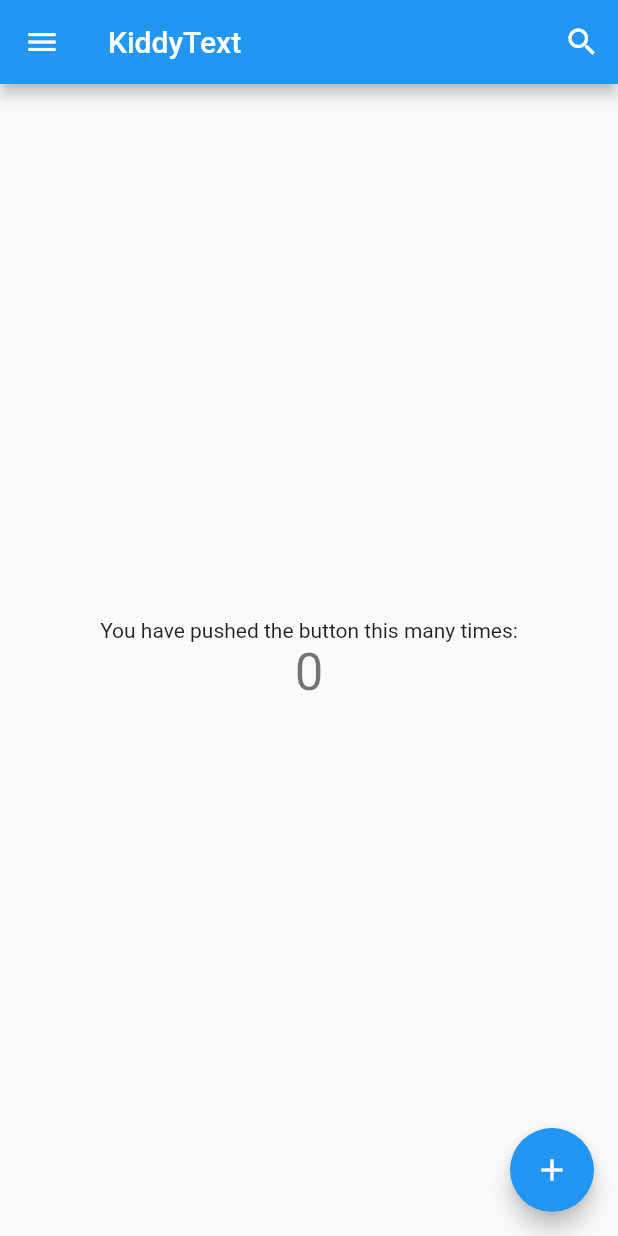
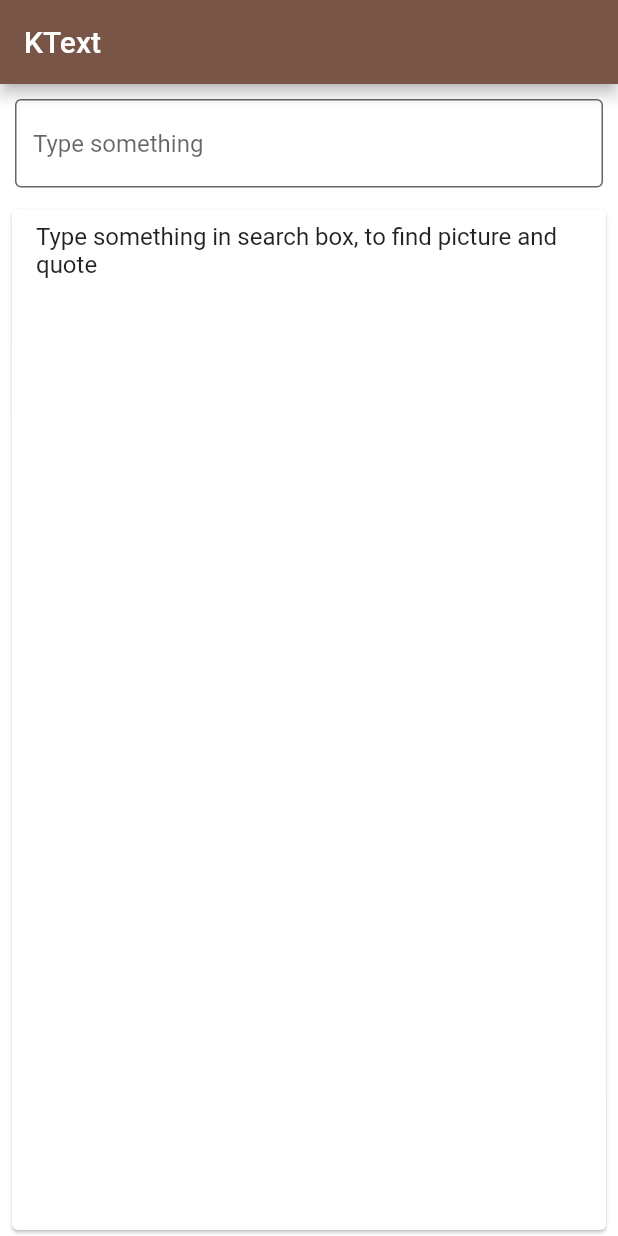
Before and after one commit to ldarren/kiddytext, a Flutter app: the screen it shows after launch, on a phone screen of 412 x 824 dp. Run offline on Flutter 3.47's test engine with Material 2 defaults, Android fonts, the light colour scheme and no system bars; our stand-ins replace flutter_tts; missing offline and left inert: profanity_filter.

Commit message:
Bloc Provider Branch (#1)
* added providers

* added profanity check and tts

* release preview

* fixed image size, fixed bgcolor, added citation

* 1.0.3 update

```diff
--- /dev/null
+++ b/lib/m/photo.dart
@@ -0,0 +1,55 @@
+import 'package:flutter/material.dart';
+
+class Photo{
+  String id;
+  Color bgcolor;
+  Color color;
+  String small;
+  String large;
+  String name;
+  String description;
+  String author;
+  String username;
+  int width;
+  int height;
+
+  Photo({
+    this.id,
+    this.bgcolor,
+    this.color,
+    this.small,
+    this.large,
+    this.name,
+    this.description,
+    this.width,
+    this.height,
+    this.author,
+    this.username
+  });
+
+  factory Photo.fromJson(json){
+    Color bgcolor = Color(int.parse(json['color'].replaceAll('#', '0xff')));
+    Color color = bgcolor.computeLuminance() > 0.5 ? Colors.black : Colors.white;
+    return Photo(
+      id: json['id'],
+      bgcolor: bgcolor,
+      color: color,
+      small: json['urls']['small'],
+      large: json['urls']['regular'],
+      name: json['alt_description'] ,
+      description: json['description'],
+      width: json['width'],
+      height: json['height'],
+      author: json['user']['name'],
+      username: json['user']['username'],
+    );
+  }
+
+  @override
+  bool operator == (Object other) => identical(this, other) || other is Photo && runtimeType == other.runtimeType && id == other.id;
+
+  @override
+  int get hashCode => id.hashCode;
+
+  String get text => name ?? description ?? 'No Description';
+}
--- a/lib/main.dart
+++ b/lib/main.dart
@@ -1,167 +1,30 @@
 import 'package:flutter/material.dart';
-import 'package:http/http.dart' as http;
-import 'dart:convert';
-import 'dart:async';
-import './cfg.dart';
+import 'package:kiddytext/v/home_screen.dart';
+import 'package:kiddytext/v/main_screen.dart';
+import 'package:kiddytext/vm/photos_bloc.dart';
+import 'package:provider/provider.dart';
 
-void main() => runApp(MyApp());
+main() => runApp(KiddyText());
 
-class MyApp extends StatelessWidget {
-  // This widget is the root of your application.
+class KiddyText extends StatelessWidget{
+  final String title = 'KText';
+
   @override
-  Widget build(BuildContext context) {
-    return MaterialApp(
-      title: 'KiddyText',
-      theme: ThemeData(
-        // This is the theme of your application.
-        //
-        // Try running your application with "flutter run". You'll see the
-        // application has a blue toolbar. Then, without quitting the app, try
-        // changing the primarySwatch below to Colors.green and then invoke
-        // "hot reload" (press "r" in the console where you ran "flutter run",
-        // or simply save your changes to "hot reload" in a Flutter IDE).
-        // Notice that the counter didn't reset back to zero; the application
-        // is not restarted.
-        primarySwatch: Colors.blue,
+  Widget build(BuildContext ctx){
+    return MultiProvider(
+      providers: [
+        ChangeNotifierProvider<PhotosBloc>(create: (_) => PhotosBloc())
+      ],
+      child: MaterialApp(
+        title: title,
+        theme: ThemeData(primarySwatch: Colors.brown),
+        initialRoute: '/',
+        routes: {
+          '/': (ctx) => HomeScreen(title: title),
+          '/list': (ctx) => MainScreen(title: title)
+        },
+        debugShowCheckedModeBanner: false
       ),
-      home: MyHomePage(title: 'Kiddy Text'),
     );
   }
 }
-
-class MyHomePage extends StatefulWidget {
-  MyHomePage({Key key, this.title}) : super(key: key);
-
-  // This widget is the home page of your application. It is stateful, meaning
-  // that it has a State object (defined below) that contains fields that affect
-  // how it looks.
-
-  // This class is the configuration for the state. It holds the values (in this
-  // case the title) provided by the parent (in this case the App widget) and
-  // used by the build method of the State. Fields in a Widget subclass are
-  // always marked "final".
-
-  final String title;
-
-  @override
-  _MyHomePageState createState() => _MyHomePageState();
-}
-
-class _MyHomePageState extends State<MyHomePage> {
-  int _counter = 0;
-  String _search = "earth";
-  Cfg _cfg;
-  List _data;
-  Icon icoSearch = Icon(Icons.search);
-  Widget txtSearch = Text("KiddyText");
-
-  @override
-  void initState(){
-    super.initState();
-    loadCfg("cfg.json");
-  }
-
-  void loadCfg(path) async{
-    _cfg = await Cfg.load(path);
-  }
-
-  void _incrementCounter() async {
-    try{
-      var response= await http.get('https://api.unsplash.com/search/photos?per_page=1&client_id=${_cfg.unsplashKey}&query=${_search}');
-      var converted = json.decode(response.body);
-
-      setState(() {
-        _data=converted['results'];
-      });
-    }
-    catch(e){}
-
-    setState(() {
-      // This call to setState tells the Flutter framework that something has
-      // changed in this State, which causes it to rerun the build method below
-      // so that the display can reflect the updated values. If we changed
-      // _counter without calling setState(), then the build method would not be
-      // called again, and so nothing would appear to happen.
-      _counter++;
-    });
-  }
-
-  @override
-  Widget build(BuildContext context) {
-    // This method is rerun every time setState is called, for instance as done
-    // by the _incrementCounter method above.
-    //
-    // The Flutter framework has been optimized to make rerunning build methods
-    // fast, so that you can just rebuild anything that needs updating rather
-    // than having to individually change instances of widgets.
-    return Scaffold(
-      appBar: AppBar(
-        // Here we take the value from the MyHomePage object that was created by
-        // the App.build method, and use it to set our appbar title.
-        title: txtSearch,
-        leading: IconButton(
-          onPressed: (){},
-          tooltip: 'menu',
-          icon: Icon(Icons.menu)
-        ),
-        actions: <Widget>[
-          IconButton(
-            icon: icoSearch,
-            onPressed: (){
-              setState(() {
-                if (icoSearch.icon == Icons.search){
-                  this.icoSearch = Icon(Icons.cancel);
-                  this.txtSearch = TextField(
-                    autofocus: true,
-                    textInputAction: TextInputAction.done,
-                    decoration: InputDecoration(
-                      hintText: "Type a word"
-                    ),
-                  );
-                }else{
-                  this.icoSearch = Icon(Icons.search);
-                  this.txtSearch = Text('KiddyText');
-                }
-              });
-            },
-          )
-        ]
-      ),
-      body: Center(
-        // Center is a layout widget. It takes a single child and positions it
-        // in the middle of the parent.
-        child: Column(
-          // Column is also a layout widget. It takes a list of children and
-          // arranges them vertically. By default, it sizes itself to fit its
-          // children horizontally, and tries to be as tall as its parent.
-          //
-          // Invoke "debug painting" (press "p" in the console, choose the
-          // "Toggle Debug Paint" action from the Flutter Inspector in Android
-          // Studio, or the "Toggle Debug Paint" command in Visual Studio Code)
-          // to see the wireframe for each widget.
-          //
-          // Column has various properties to control how it sizes itself and
-          // how it positions its children. Here we use mainAxisAlignment to
-          // center the children vertically; the main axis here is the vertical
-          // axis because Columns are vertical (the cross axis would be
-          // horizontal).
-          mainAxisAlignment: MainAxisAlignment.center,
-          children: <Widget>[
-            Text(
-              'You have pushed the button this many times:',
-            ),
-            Text(
-              '$_counter',
-              style: Theme.of(context).textTheme.display1,
-            ),
-          ],
-        ),
-      ),
-      floatingActionButton: FloatingActionButton(
-        onPressed: _incrementCounter,
-        tooltip: 'Increment',
-        child: Icon(Icons.add),
-      ), // This trailing comma makes auto-formatting nicer for build methods.
-    );
-  }
-}
--- /dev/null
+++ b/lib/s/unsplash.dart
@@ -0,0 +1,27 @@
+import 'dart:async';
+
+import 'package:kiddytext/cfg.dart';
+
+import 'request.dart';
+
+class Unsplash {
+  Cfg _cfg;
+  final _host = 'api.unsplash.com';
+  Map<String, String> get _headers => {'Accept': 'application/json'};
+
+  Unsplash(){
+    loadCfg("cfg.json");
+  }
+
+  void loadCfg(path) async{
+    _cfg = await Cfg.load(path);
+  }
+
+  Future<Map> searchPhotos(String query, int page) async {
+    return Request.get(
+      host: _host,
+      path: 'search/photos',
+      parameters: {'query': query, 'page': page.toString(), 'per_page': '10', 'client_id': _cfg.unsplashKey},
+      headers: _headers);
+  }
+}
--- /dev/null
+++ b/lib/v/home_screen.dart
@@ -0,0 +1,78 @@
+// ref: https://github.com/AmberNet-TW-Will/RestaurantFinder
+// ref: https://github.com/gaurangkeluskar22/medimumapp
+
+import 'package:flutter/material.dart';
+import 'package:flutter_tts/flutter_tts.dart';
+import 'package:kiddytext/m/photo.dart';
+import 'package:kiddytext/vm/photos_bloc.dart';
+import 'package:kiddytext/w/ImageText.dart';
+import 'package:provider/provider.dart';
+
+class HomeScreen extends StatelessWidget {
+  final String title;
+  final FlutterTts flutterTts = FlutterTts();
+
+  HomeScreen({Key key, @required this.title}) : super(key: key){
+    setupTTS();
+  }
+
+  setupTTS() async{
+    await flutterTts.setLanguage("en-US");
+    await flutterTts.setSpeechRate(0.4);
+    await flutterTts.setVolume(1.0);
+    await flutterTts.setPitch(1.0);
+  }
+
+  search(PhotosBloc bloc, String query) async {
+    try {
+      var text = await bloc.search(query);
+      speak(text);
+    } on Exception catch(exp){
+      print(exp);
+    }
+  }
+
+  speak(text) async {
+    await flutterTts.speak(text);
+  }
+
+  @override
+  Widget build(BuildContext ctx) {
+    final bloc = Provider.of<PhotosBloc>(ctx);
+
+    return Scaffold(
+      backgroundColor: bloc.photos.length > 0 ? bloc.photos[bloc.randomIndex].bgcolor : Colors.white,
+      appBar: AppBar(
+        title: Text(title),
+      ),
+      body: Column(
+        children: <Widget>[
+          Padding(
+            padding: const EdgeInsets.all(10.0),
+            child: TextField(
+              decoration: InputDecoration(
+                  fillColor: Colors.white,
+                  filled: true,
+                  border: OutlineInputBorder(),
+                  hintText: 'Type something'),
+              onSubmitted: (query) {
+                search(bloc, query);
+              }
+            ),
+          ),
+          Expanded(
+            child: bloc.photos.length > 0 ? GestureDetector(
+              onTap: () {
+                Photo photo = bloc.photos[bloc.randomIndex];
+                speak(photo.text);
+              },
+              child: ImageText(photo: bloc.photos[bloc.randomIndex])
+            )
+            :
+            Card(margin: EdgeInsets.fromLTRB(8, 4, 8, 4),child: ListTile(title: Text('Type something in search box, to find picture and quote')))
+          )
+        ],
+      ),
+    );
+  }
+}
--- /dev/null
+++ b/lib/vm/photos_bloc.dart
@@ -0,0 +1,50 @@
+import 'dart:math';
+import 'package:flutter/material.dart';
+import 'package:kiddytext/m/photo.dart';
+import 'package:kiddytext/s/unsplash.dart';
+import 'package:profanity_filter/profanity_filter.dart';
+
+class PhotosBloc with ChangeNotifier{
+
+  Unsplash _unsplash = new Unsplash();
+  final _filter = ProfanityFilter();
+  final rand = new Random();
+  int _page = 1;
+  String _query = 'cute';
+  int _randIdx = 0;
+  List<Photo> _photos = [];
+
+  List<Photo> get photos {
+    return _photos;
+  }
+
+  int get page {
+    return _page;
+  }
+
+  int get randomIndex {
+    return _randIdx;
+  }
+
+  set page(int nextPage) {
+    _page = nextPage;
+    search(_query);
+  }
+
+  Future<String> search(String query) async {
+    if ("" == query || _filter.checkStringForProfanity(query)) _query = 'cute';
+    else _query = query;
+    final response = await _unsplash.searchPhotos(_query, _page);
+    if (null != response['errors']) throw new Exception(response['errors']);
+    final results = response['results'];
+    _photos = results
+        .map<Photo>((json) => Photo.fromJson(json))
+        .toList(growable: false);
+
+    if (0 == _photos.length) return search('error');
+
+    _randIdx = rand.nextInt(_photos.length);
+    notifyListeners();
+    return _query;
+  }
+}
--- a/pubspec.yaml
+++ b/pubspec.yaml
@@ -25,6 +25,8 @@ dependencies:
   profanity_filter: ^1.0.2
   flutter_tts: ^0.9.0
   http:
+  provider:
+  url_launcher:
 
   # The following adds the Cupertino Icons font to your application.
   # Use with the CupertinoIcons class for iOS style icons.
```
Also changed, not shown: lib/s/request.dart (added, +13 -0 lines), lib/v/main_screen.dart (added, +46 -0 lines), lib/w/ImageText.dart (added, +45 -0 lines), 25 other files.
